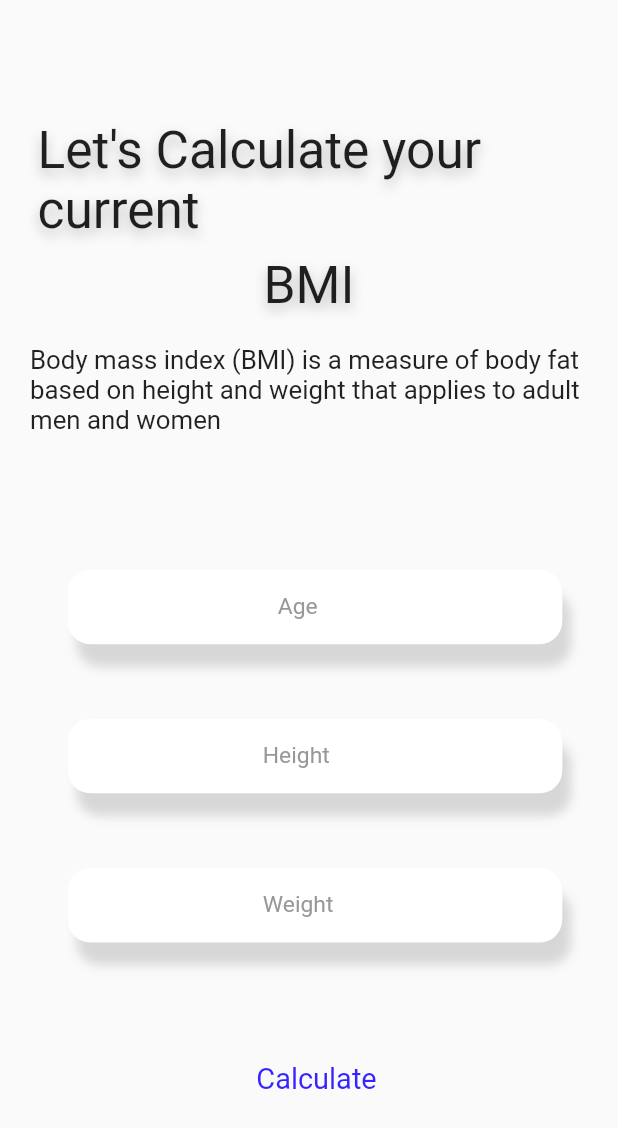
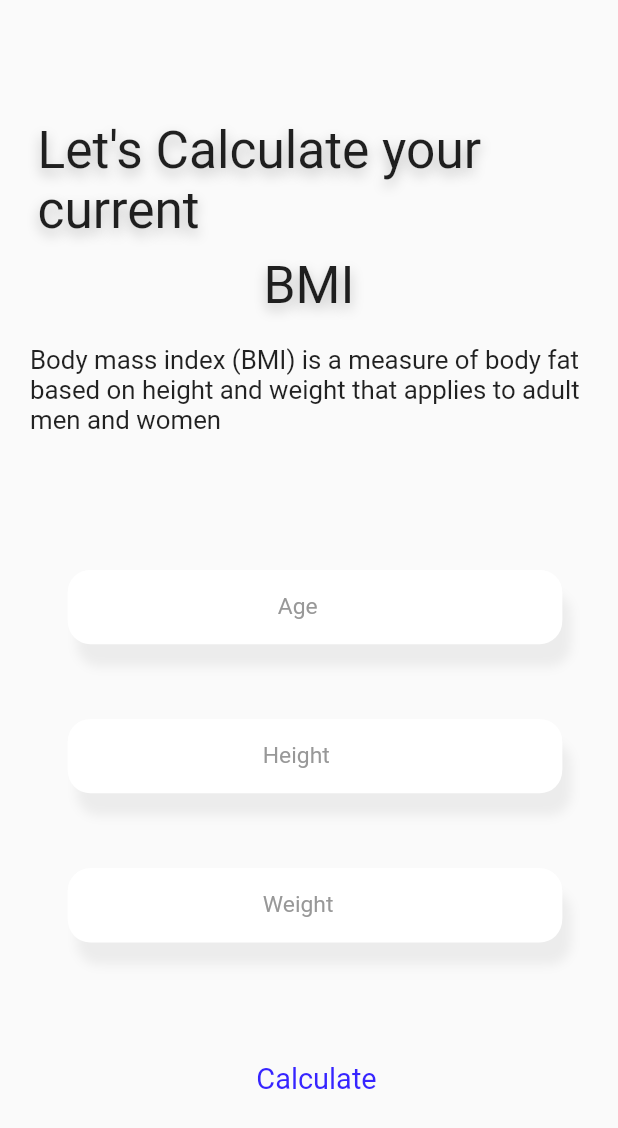
Before and after one commit to iremtekinn/bmi_firebase, a Flutter app: the PageOne screen opened by its route, on a phone screen of 412 x 824 dp. Shown: the top 1128 px of the screen. Run offline on Flutter 3.47's test engine with Material 2 defaults, Android fonts, the phone set to English and light mode, and no system bars; our stand-ins replace firebase_core, get, google_fonts, responsive_sizer; accounts and stored records are empty; Roboto replaces fonts that are missing (Sacramento); statements that could not run were skipped.

Commit message:
pageone daki textfield shadow yumusatıldı

```diff
--- a/lib/modules/pageone/pageone_screen.dart
+++ b/lib/modules/pageone/pageone_screen.dart
@@ -80,7 +80,11 @@ class PageOne extends GetView<PageOneController> {
                     color: Colors.white,
                     boxShadow: [
                       BoxShadow(
-                        color: Color.fromRGBO(0, 0, 0, 0.14),
+                        //color: Color.fromRGBO(0, 0, 0, 0.14),
+                        color:Color(
+                                0xffECECEC,
+                               // 0xffE1E1E1 ,
+                              ),
                         blurRadius: 5,
                         offset: Offset(6, 15),
                       ),
@@ -113,7 +117,11 @@ class PageOne extends GetView<PageOneController> {
                     color: Colors.white,
                     boxShadow: [
                       BoxShadow(
-                        color: Color.fromRGBO(0, 0, 0, 0.14),
+                       // color: Color.fromRGBO(0, 0, 0, 0.14),
+                       color:Color(
+                                0xffECECEC,
+                               // 0xffE1E1E1 ,
+                              ),
                         blurRadius: 5,
                         offset: Offset(6, 15),
                       ),
@@ -146,7 +154,11 @@ class PageOne extends GetView<PageOneController> {
                     color: Colors.white,
                     boxShadow: [
                       BoxShadow(
-                        color: Color.fromRGBO(0, 0, 0, 0.14),
+                       // color: Color.fromRGBO(0, 0, 0, 0.14),
+                        color:Color(
+                                0xffECECEC,
+                               // 0xffE1E1E1 ,
+                              ),
                         blurRadius: 5,
                         offset: Offset(6, 15),
                       ),
```
